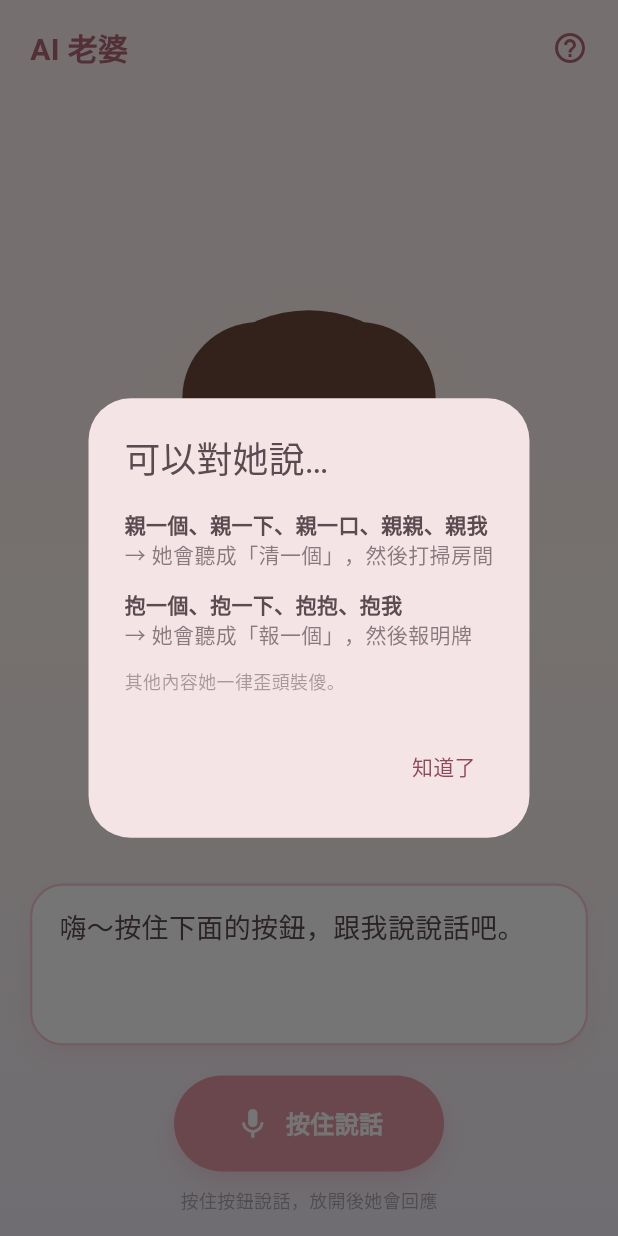
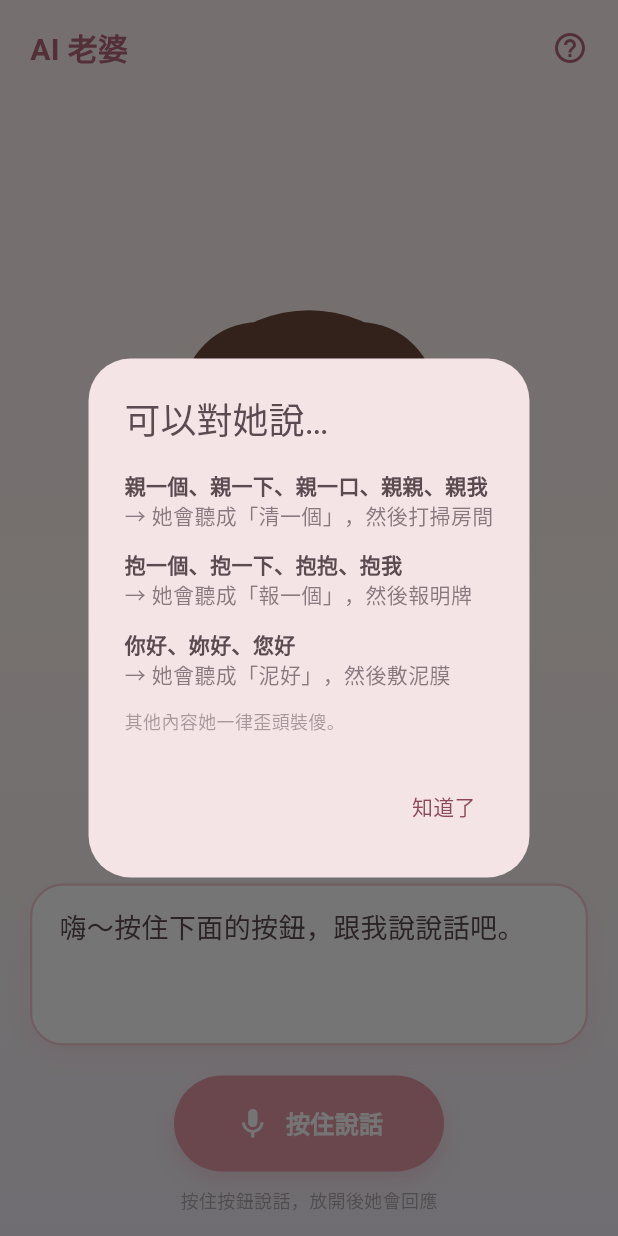
Before and after one commit to joechiboo/honey-mishears, a Flutter app: the screen it shows after launch, after a tap on the "help outline" icon, on a phone screen of 412 x 824 dp. Run offline on Flutter 3.47's test engine with Material 3 defaults, Android fonts, the light colour scheme and no system bars; our stand-ins replace permission_handler, rive, speech_to_text.

Commit message:
feat: 加入「你好 → 泥好」情境，辦公室也開得了口
原本兩句都得喊「親一個」「抱一個」，同事在旁邊根本按不下去。
「你好」是中性招呼語，隨時可以 demo，而且是最常見的中文詞，
辨識率若連它都不行就確定是引擎問題而非詞彙問題。

- 新增 CharacterPose.mask（Rive trigger: mask）
- 佔位角色：整臉蓋綠泥 + 兩片小黃瓜
- Rive 規格文件補上 Mask state 與轉場

```diff
--- a/assets/config/mishear_rules.json
+++ b/assets/config/mishear_rules.json
@@ -18,7 +18,13 @@
     {
       "id": "clean",
       "label": "打掃房間",
-      "keywords": ["親一個", "親一下", "親一口", "親親", "親我"],
+      "keywords": [
+        "親一個",
+        "親一下",
+        "親一口",
+        "親親",
+        "親我"
+      ],
       "mishearAs": "清一個",
       "animationTrigger": "clean",
       "effect": "dust",
@@ -31,7 +37,12 @@
     {
       "id": "lottery",
       "label": "報明牌",
-      "keywords": ["抱一個", "抱一下", "抱抱", "抱我"],
+      "keywords": [
+        "抱一個",
+        "抱一下",
+        "抱抱",
+        "抱我"
+      ],
       "mishearAs": "報一個",
       "animationTrigger": "lottery",
       "effect": "lottery",
@@ -40,6 +51,23 @@
         "這組我觀察很久了，你自己斟酌。",
         "報明牌可以，中了記得請我吃飯。"
       ]
+    },
+    {
+      "id": "mask",
+      "label": "敷泥膜",
+      "keywords": [
+        "你好",
+        "妳好",
+        "您好"
+      ],
+      "mishearAs": "泥好",
+      "animationTrigger": "mask",
+      "effect": "none",
+      "lines": [
+        "泥好？那我先敷個臉，你等我二十分鐘。",
+        "這泥是好泥，敷起來很舒服，你要不要也來一片？",
+        "你說泥好，那我就敷了喔，等一下不要跟我說話。"
+      ]
     }
   ]
 }
--- a/lib/ui/widgets/placeholder_character.dart
+++ b/lib/ui/widgets/placeholder_character.dart
@@ -157,6 +157,36 @@ class _PlaceholderCharacterState extends State<PlaceholderCharacter>
   }
 
   Widget _buildFace() {
+    // 敷泥膜：整張臉蓋一層泥，眼睛壓兩片小黃瓜
+    if (widget.pose == CharacterPose.mask) {
+      return Stack(
+        alignment: Alignment.topCenter,
+        children: [
+          Positioned.fill(
+            child: Container(
+              margin: const EdgeInsets.all(6),
+              decoration: BoxDecoration(
+                color: const Color(0xFF9CB38A).withOpacity(0.88),
+                borderRadius: BorderRadius.circular(70),
+              ),
+            ),
+          ),
+          Positioned(
+            top: 50,
+            child: Row(
+              mainAxisSize: MainAxisSize.min,
+              children: [
+                _cucumber(),
+                const SizedBox(width: 30),
+                _cucumber(),
+              ],
+            ),
+          ),
+          Positioned(top: 106, child: _mouth(width: 16)),
+        ],
+      );
+    }
+
     // 報明牌時戴墨鏡，其他狀態畫眼睛
     if (widget.pose == CharacterPose.lottery) {
       return Stack(
@@ -233,6 +263,17 @@ class _PlaceholderCharacterState extends State<PlaceholderCharacter>
         ),
       );
 
+  /// 敷臉用的小黃瓜片
+  Widget _cucumber() => Container(
+        width: 30,
+        height: 30,
+        decoration: BoxDecoration(
+          color: const Color(0xFFCDE6B0),
+          shape: BoxShape.circle,
+          border: Border.all(color: const Color(0xFF7FA05C), width: 3),
+        ),
+      );
+
   Widget _blush() => Container(
         width: 22,
         height: 12,
```
Also changed, not shown: lib/core/character_pose.dart (+7 -0 lines), 2 other files.
